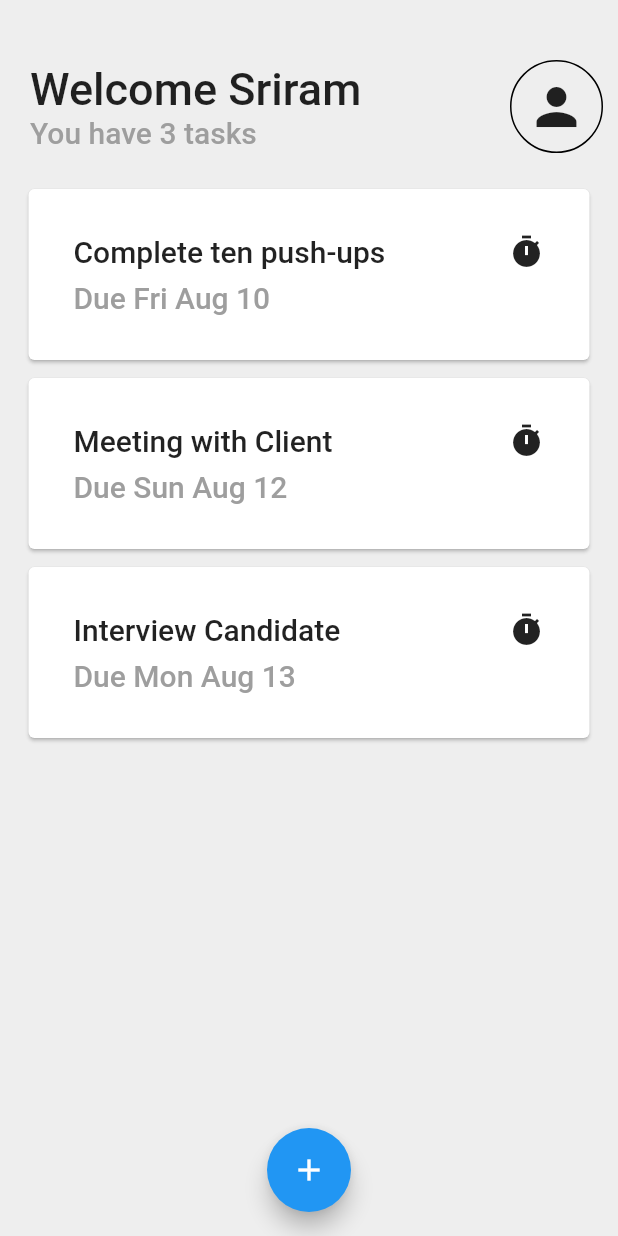
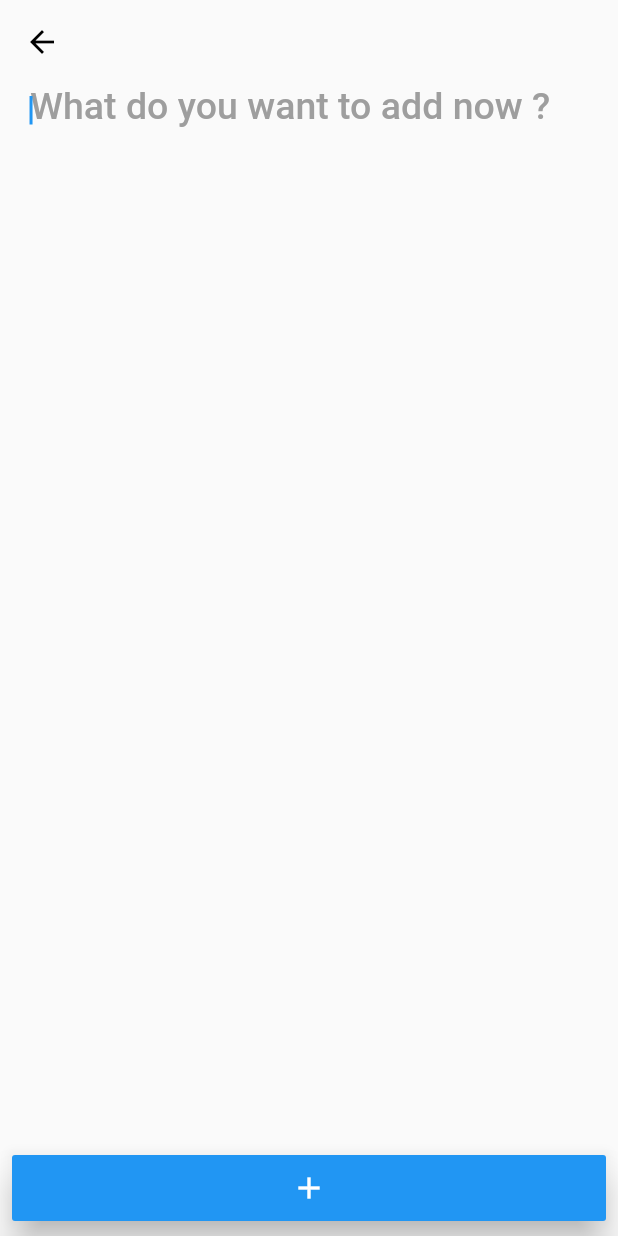
Before and after one commit to sriram15/flutter_challenge_todo_animation, a Flutter app: the screen it shows after launch, after a tap on the "add" icon, on a phone screen of 412 x 824 dp. Run offline on Flutter 3.47's test engine with Material 2 defaults, Android fonts, the phone set to English and light mode, and no system bars.

Commit message:
Added new Screen to create Todo

```diff
--- /dev/null
+++ b/lib/add_todo.dart
@@ -0,0 +1,78 @@
+import 'dart:async';
+
+import 'package:flutter/material.dart';
+
+class AddTodoScreen extends StatefulWidget {
+  @override
+  _AddTodoScreenState createState() => _AddTodoScreenState();
+}
+
+class _AddTodoScreenState extends State<AddTodoScreen> {
+  Future<bool> _onWillPop() {
+    FocusScope.of(context).requestFocus(new FocusNode());
+    return Future.value(true);
+  }
+
+  @override
+  Widget build(BuildContext context) {
+    TextStyle buttonTextStyle = Theme.of(context).textTheme.title.copyWith(
+        fontSize: 20.0, fontWeight: FontWeight.bold, color: Colors.white);
+    TextStyle hintTextStyle = Theme
+        .of(context)
+        .textTheme
+        .title
+        .copyWith(fontSize: 25.0, color: Colors.grey);
+    return WillPopScope(
+      onWillPop: _onWillPop,
+      child: Scaffold(
+          appBar: AppBar(
+            backgroundColor: Colors.transparent,
+            elevation: 0.0,
+            iconTheme: IconThemeData(
+              color: Colors.black,
+            ),
+          ),
+          body: Column(
+            crossAxisAlignment: CrossAxisAlignment.stretch,
+            mainAxisSize: MainAxisSize.max,
+            children: <Widget>[
+              ListView(
+                shrinkWrap: true,
+                padding: const EdgeInsets.symmetric(horizontal: 20.0),
+                children: <Widget>[
+                  TextField(
+                    autofocus: true,
+                    maxLines: 5,
+                    decoration: InputDecoration.collapsed(
+                        hintStyle: hintTextStyle,
+                        hintText: 'What do you want to add now ?'),
+                  ),
+                ],
+              ),
+              Expanded(
+                child: Container(),
+              ),
+              Padding(
+                padding: const EdgeInsets.all(8.0),
+                child: Hero(
+                  tag: 'add_task',
+                  child: ButtonTheme(
+                    minWidth: double.infinity,
+                    child: RaisedButton(
+                      elevation: 10.0,
+                      padding: const EdgeInsets.all(10.0),
+                      color: Colors.blue,
+                      onPressed: () {},
+                      child: Icon(
+                        Icons.add,
+                        color: Colors.white,
+                      ),
+                    ),
+                  ),
+                ),
+              )
+            ],
+          )),
+    );
+  }
+}
--- a/lib/main.dart
+++ b/lib/main.dart
@@ -1,3 +1,4 @@
+import 'package:anim_challenge_todo/add_todo.dart';
 import 'package:flutter/material.dart';
 
 void main() => runApp(new MyApp());
@@ -11,7 +12,11 @@ class MyApp extends StatelessWidget {
       theme: new ThemeData(
         primarySwatch: Colors.blue,
       ),
-      home: new TodoAppHome(title: 'Flutter UI Challenge'),
+      initialRoute: '/',
+      routes: {
+        '/' : (context) => TodoAppHome(title: 'Flutter UI Challenge'),
+        '/addTodo' : (context) => AddTodoScreen()
+      },
     );
   }
 }
@@ -39,8 +44,9 @@ class _TodoAppHomeState extends State<TodoAppHome> {
       backgroundColor: Colors.grey[200],
       floatingActionButton: FloatingActionButton(
         child: Icon(Icons.add),
+        heroTag: 'add_task',
         onPressed: () {
-          //TODO: Move to next page
+          Navigator.pushNamed(context, '/addTodo');
         },
       ),
       floatingActionButtonLocation: FloatingActionButtonLocation.centerFloat,
```
